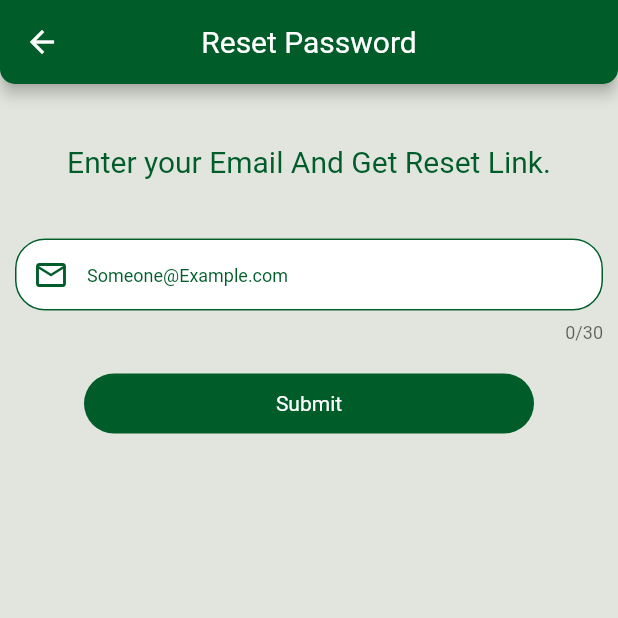
After one commit to Ghazanfaru/Ebooks, a Flutter app: the screen it shows after launch, after a tap on "Forgot Password?", on a phone screen of 412 x 824 dp, the top half of it. The commit adds this screen. Run offline on Flutter 3.47's test engine with Material 2 defaults, Android fonts, the phone set to English and light mode, and no system bars; our stand-ins replace firebase_auth, firebase_core; accounts and stored records are empty; network calls fail.

Commit message:
Reset page added, sign up and sign in with email and password functionality added to application.

```diff
--- a/ebooks_up/lib/Controller/UserController.dart
+++ b/ebooks_up/lib/Controller/UserController.dart
@@ -1,14 +1,21 @@
+import 'package:ebooks_up/NavPages/HomePage/Home.dart';
+import 'package:flutter/material.dart';
 import 'package:firebase_auth/firebase_auth.dart';
 import 'package:ebooks_up/model/UserModel.dart';
 class UserController{
 FirebaseAuth auth=FirebaseAuth.instance;
-void register(UserModel userModel){
-  auth.createUserWithEmailAndPassword(email: userModel.email.toString(), password: userModel.pass.toString());
+
+void register(UserModel userModel) async{
+  await auth.createUserWithEmailAndPassword(email: userModel.email.toString(), password: userModel.pass.toString());
 }
-void login(String email,String pass){
-  auth.signInWithEmailAndPassword(email: email , password: pass);
+void login(UserModel userModel,BuildContext context)async{
+  final user=await auth.signInWithEmailAndPassword(email: userModel.email.toString() , password: userModel.pass.toString());
+  if(user!=null){
+    Navigator.pushNamed(context, Home.id);
+  }
 }
-void forgotPass(UserModel userModel){
-  auth.sendPasswordResetEmail(email: userModel.email.toString());
+void forgotPass(String email)async{
+  await auth.sendPasswordResetEmail(email: email);
 }
+
 }
--- a/ebooks_up/lib/Login/LoginPage.dart
+++ b/ebooks_up/lib/Login/LoginPage.dart
@@ -1,8 +1,10 @@
 import 'dart:ui';
+import 'package:ebooks_up/Login/ResetPage.dart';
 import 'package:flutter/material.dart';
-
+import 'package:ebooks_up/Controller/UserController.dart';
 import '../NavPages/HomePage/Home.dart';
 import '../Signup/SignUpPage.dart';
+import 'package:ebooks_up/model/UserModel.dart';
 class LoginPage extends StatefulWidget {
   @override
   static const String id='LoginPage';
@@ -11,6 +13,9 @@ class LoginPage extends StatefulWidget {
 
 class _LoginPageState extends State<LoginPage> {
   bool IsSelected=false;
+  UserModel userModel=UserModel();
+  UserController controller=UserController();
+  String email="",pass="";
   @override
   Widget build(BuildContext context) {
     return Scaffold(
@@ -38,6 +43,11 @@ class _LoginPageState extends State<LoginPage> {
               children: [
                 const SizedBox(height: 80,),
                 TextField(
+                  onChanged: (value){
+                    setState(() {
+                      email=value.toString();
+                    });
+                  },
                   keyboardType: TextInputType.emailAddress,
                   maxLength: 30,
                   toolbarOptions:const ToolbarOptions(
@@ -66,6 +76,11 @@ class _LoginPageState extends State<LoginPage> {
                   ),
                 ),
                 TextField(
+                  onChanged: (value){
+                    setState(() {
+                      pass=value.toString();
+                    });
+                  },
                   keyboardType: TextInputType.emailAddress,
                   obscureText: true,
                   decoration: InputDecoration(
@@ -101,10 +116,12 @@ class _LoginPageState extends State<LoginPage> {
                     }),
                     const Text('Remember me',style: TextStyle(color: Color(0xff005C29),fontSize: 15),),
                     const SizedBox(width: 50,),
-                    const TextButton(
-                      onPressed: null,
+                     TextButton(
+                      onPressed: (){
+                       Navigator.pushNamed(context, ResetPage.id);
+                      },
                       child: Text(
-                        'Forgot Password',
+                        'Forgot Password?',
                         style: TextStyle(
                             color:Color(0xff005C29), fontWeight: FontWeight.w400),
                       ),
@@ -123,7 +140,11 @@ class _LoginPageState extends State<LoginPage> {
                     child: TextButton(
                       child:const Text('Sign In',style: TextStyle(color: Colors.white,fontWeight: FontWeight.w400),),
                       onPressed: () {
-                        Navigator.pushNamed(context,Home.id);
+                       setState(() {
+                         userModel.email=email;
+                         userModel.pass=pass;
+                       });
+                       controller.login(userModel,context);
                       },
                     ),
                   ),
--- /dev/null
+++ b/ebooks_up/lib/Login/ResetPage.dart
@@ -0,0 +1,102 @@
+import 'package:flutter/material.dart';
+import 'package:ebooks_up/Controller/UserController.dart';
+
+class ResetPage extends StatefulWidget {
+  static const String id='ResetPage';
+
+  const ResetPage({Key? key}) : super(key: key);
+
+  @override
+  State<ResetPage> createState() => _ResetPageState();
+}
+
+class _ResetPageState extends State<ResetPage> {
+  String email="";
+  UserController controller = UserController();
+  @override
+  Widget build(BuildContext context) {
+    return  Scaffold(
+        backgroundColor: Color(0xffE2E5DE),
+        appBar: AppBar(
+          shape: RoundedRectangleBorder(
+              borderRadius: BorderRadius.vertical(
+                bottom:Radius.circular(10),
+              )
+          ),
+          centerTitle: true,
+          backgroundColor: Color(0xff005C29),
+          title: const Text(
+            "Reset Password",
+            style: TextStyle(
+                color: Colors.white, fontSize: 20, fontWeight: FontWeight.w400),
+          ),
+        ),
+      body: Container(
+        child: Column(
+crossAxisAlignment: CrossAxisAlignment.center,
+          children: [
+            SizedBox(height: 40,),
+            Container(
+               padding:EdgeInsets.only(left: 10,right: 10) ,
+                child: Text("Enter your Email And Get Reset Link.",style: TextStyle(fontSize: 20, color: Color(0xff005C29)),)
+            ),
+            SizedBox(height: 40,),
+            Container(
+              padding:EdgeInsets.only(left: 10,right: 10) ,
+              child: TextField(
+                onChanged: (value){
+                  setState(() {
+                    email=value.toString();
+                  });
+                },
+                keyboardType: TextInputType.emailAddress,
+                maxLength: 30,
+                toolbarOptions:const ToolbarOptions(
+                    copy: true, cut: true, paste: true, selectAll: true),
+                decoration: InputDecoration(
+                  hintText: 'Someone@Example.com',
+                  hintStyle:const TextStyle(fontSize: 12, color: Color(0xff005C29)),
+                  enabledBorder: OutlineInputBorder(
+                    borderRadius: BorderRadius.circular(20),
+                    borderSide:const BorderSide(
+                      color: Color(0xff005C29),
+                    ),
+                  ),
+                  focusedBorder:  OutlineInputBorder(
+                    borderRadius: BorderRadius.circular(20),
+                    borderSide:const BorderSide(
+                      color: Color(0xff005C29),
+                    ),
+                  ),
+                  border: OutlineInputBorder(
+                      borderRadius: BorderRadius.circular(20)),
+                  fillColor: Colors.white,
+                  contentPadding:const EdgeInsets.only(bottom: 10),
+                  filled: true,
+                  prefixIcon:const Icon(Icons.email_outlined,color: Color(0xff005C29),),
+                ),
+              ),
+            ),
+            SizedBox(height: 20,),
+            Center(
+              child: Container(
+                decoration: BoxDecoration(
+                    color: Color(0xff005C29),
+                    borderRadius: BorderRadius.circular(30)
+                ),
+                height: 40,
+                width: 300,
+                child: TextButton(
+                  child:const Text('Submit',style: TextStyle(color: Colors.white,fontWeight: FontWeight.w400),),
+                  onPressed: () {
+                    controller.forgotPass(email);
+                  },
+                ),
+              ),
+            ),
+          ],
+        ),
+      )
+    );
+  }
+}
--- a/ebooks_up/lib/Signup/SignUpPage.dart
+++ b/ebooks_up/lib/Signup/SignUpPage.dart
@@ -10,7 +10,7 @@ class SignUpPage extends StatefulWidget {
 }
 
 class _SignUpPageState extends State<SignUpPage> {
-  UserController? user;
+  UserController user=UserController();
  String? email,pass,name,cPass;
   @override
   Widget build(BuildContext context) {
@@ -175,9 +175,11 @@ class _SignUpPageState extends State<SignUpPage> {
                     child: TextButton(
                       child:const Text('Sign Up',style: TextStyle(color: Colors.white,fontWeight: FontWeight.w400),),
                       onPressed: () {
+                        print(email);
                         if(pass==cPass) {
-                          UserModel? userModel = UserModel(email: email, pass: pass, Uname: name);
-                          user!.register(userModel);
+                          UserModel userModel =new UserModel(email: email, pass: pass, Uname: name);
+                          user.register(userModel);
+
                           Navigator.pushNamed(context, Home.id);
                         }
                         else showDialog(context: context, builder: (context)=>AlertDialog(
--- a/ebooks_up/lib/main.dart
+++ b/ebooks_up/lib/main.dart
@@ -1,3 +1,4 @@
+import 'package:ebooks_up/Login/ResetPage.dart';
 import 'package:flutter/material.dart';
 import 'Login/LoginPage.dart';
 import 'NavPages/Accountpage/AccountInfo.dart';
@@ -10,6 +11,7 @@ import 'NavPages/HomePage/Home.dart';
 import 'Signup/SignUpPage.dart';
 import 'package:firebase_core/firebase_core.dart';
 import 'firebase_options.dart';
+import 'package:ebooks_up/Login/ResetPage.dart';
 
 void main() async {
   WidgetsFlutterBinding.ensureInitialized();
@@ -32,6 +34,7 @@ class MyApp extends StatelessWidget {
       ),
      initialRoute: LoginPage.id,
       routes: {
+        ResetPage.id:(context) =>ResetPage(),
         LoginPage.id: (context) =>LoginPage(),
         SignUpPage.id: (context) =>SignUpPage(),
         Home.id: (context) => Home(),
--- a/ebooks_up/lib/model/UserModel.dart
+++ b/ebooks_up/lib/model/UserModel.dart
@@ -3,5 +3,8 @@ class UserModel{
   String? email;
   String? pass;
   UserModel({this.Uname,this.email,this.pass});
+  setEmail(String? email){
+    this.email=email;
+  }
 
 }
```
Also changed, not shown: ebooks_up/pubspec.lock, 12 other files.
